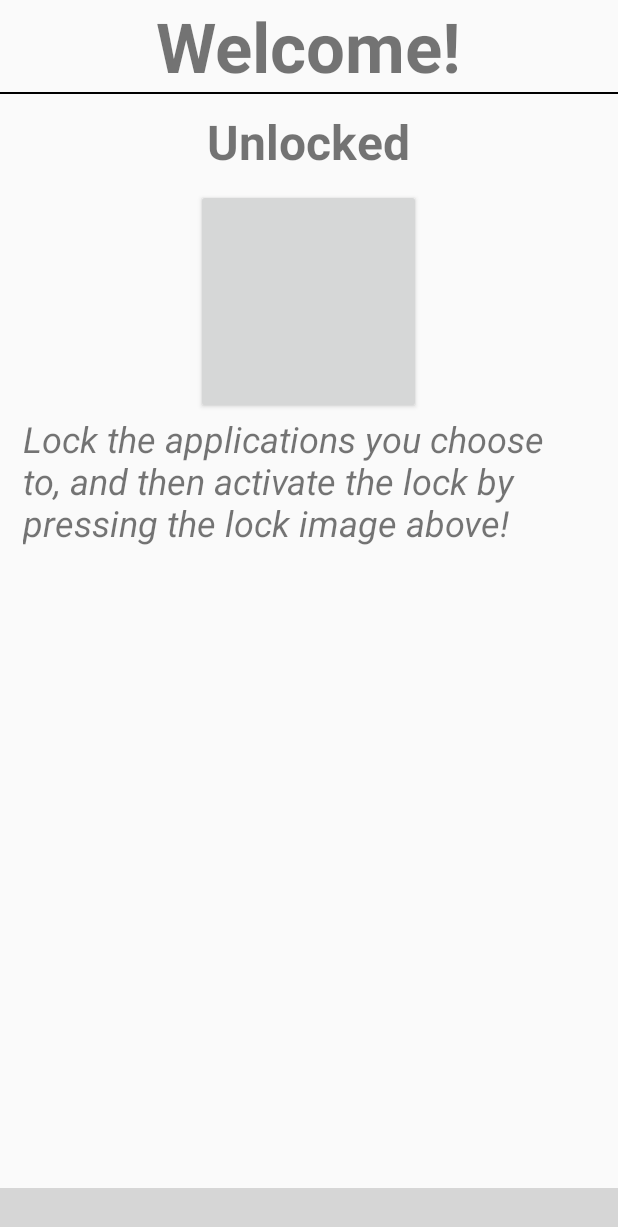
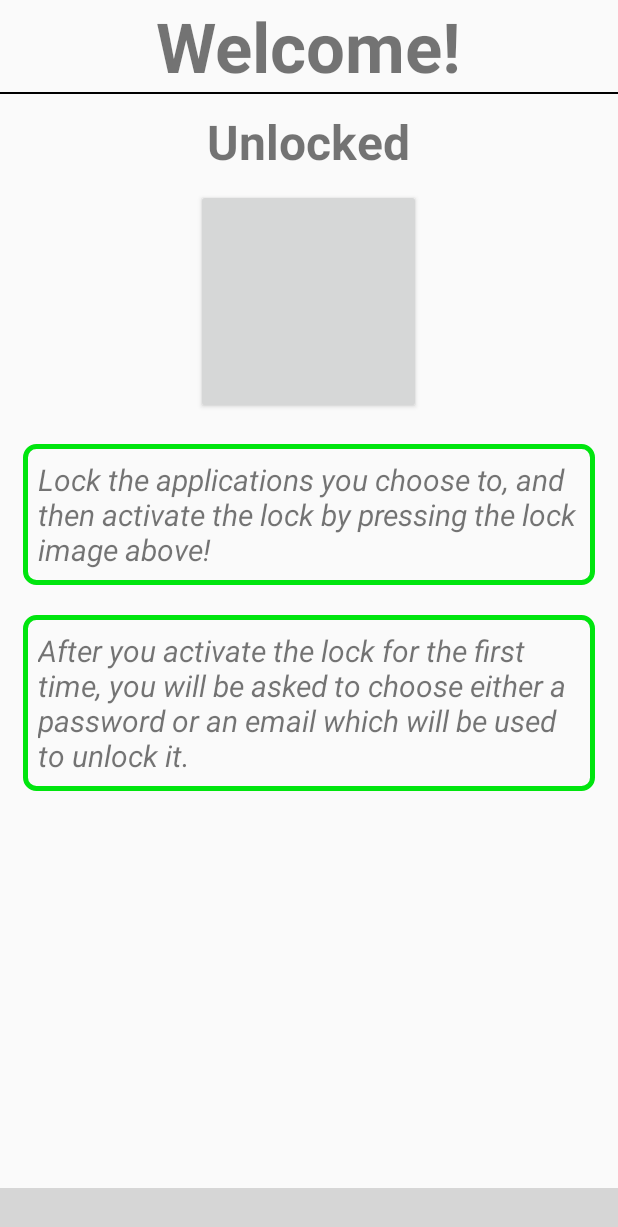
Before and after one commit to DmitryOvchinikov/SmartLock, an Android app: the screen it shows after launch (MainActivity), on a phone screen of 412 x 824 dp. Shown: the top 1227 px of the screen. Run offline under Robolectric (Android 15) with nearby library versions, the phone set to English and light mode, and no system bars; libraries missing offline, so code that uses them is left out: com.ismaeldivita.chipnavigation, net.colindodd.toggleimagebutton; plain views replace ChipNavigationBar, ToggleImageButton; 6 statements that could not run were skipped; grey boxes are pictures that could not be loaded.

Commit message:
Added fragments, SP, MyApp, HomeFragment partly done.

```diff
--- a/app/src/main/AndroidManifest.xml
+++ b/app/src/main/AndroidManifest.xml
@@ -8,14 +8,14 @@
         tools:ignore="QueryAllPackagesPermission" />
 
     <application
-        android:name=".MyApplication"
+        android:name=".custom.MyApplication"
         android:allowBackup="true"
         android:icon="@mipmap/ic_launcher"
         android:label="@string/app_name"
         android:roundIcon="@mipmap/ic_launcher_round"
         android:supportsRtl="false"
         android:theme="@style/Theme.AppCompat.Light.NoActionBar">
-        <activity android:name=".MainActivity" android:screenOrientation="portrait">
+        <activity android:name=".activities.MainActivity" android:screenOrientation="portrait">
             <intent-filter>
                 <action android:name="android.intent.action.MAIN" />
 
--- a/app/src/main/java/com/classy/smartlock/MainActivity.java
+++ /dev/null
@@ -1,139 +0,0 @@
-package com.classy.smartlock;
-
-import androidx.appcompat.app.AppCompatActivity;
-import androidx.fragment.app.Fragment;
-import androidx.recyclerview.widget.LinearLayoutManager;
-import androidx.recyclerview.widget.RecyclerView;
-
-import android.content.pm.PackageInfo;
-import android.os.Bundle;
-import android.util.Log;
-
-import com.classy.smartlock.fragments.HomeFragment;
-import com.classy.smartlock.fragments.LockedFragment;
-import com.classy.smartlock.fragments.UnlockedFragment;
-import com.ismaeldivita.chipnavigation.ChipNavigationBar;
-
-import java.util.ArrayList;
-import java.util.List;
-
-//TODO: HomeFragment: Big turn on / turn off icon (on first turn on choose password / email), remind the user (via text beneath the icon most likely) that to turn off he will need to input the password / email.
-//TODO: UnlockedFragment: recyclerview list of all the unlocked applications on the device ------ Maybe hold the list of all the applications in main and send it to lock / unlock via callbacks.
-//TODO: LockedFragment: recyclerview list of all the locked applications on the device.
-//TODO: Locked + Unlocked fragments: the option to lock/unlock an application, various sorts (alphabetical, reverse-alphabetical...), search, click on an app for information? maybe.
-//TODO: Design the recyclerview rows.
-//TODO: Implement the password / email verification (the lock-unlock mechanism).
-//TODO: Implement SharedPreferences or something similar to remember the locks.
-//TODO: Loading page?
-
-//if((app.flags & (ApplicationInfo.FLAG_UPDATED_SYSTEM_APP | ApplicationInfo.FLAG_SYSTEM)) > 0)
-//Getting only user installed applications
-
-
-public class MainActivity extends AppCompatActivity implements HomeFragment.OnSwitchFragmentListener {
-
-    private RecyclerView main_LST_list;
-
-    //NAVIGATION
-    private ChipNavigationBar main_BAR_fragments;
-
-    //DATA
-    private ArrayList<AppInfo> installedApps;
-    private ApplicationsAdapter applicationsAdapter;
-    private boolean lock_status;
-
-    @Override
-    protected void onCreate(Bundle savedInstanceState) {
-        super.onCreate(savedInstanceState);
-        setContentView(R.layout.activity_main);
-
-        findViews();
-        getSPInfo();
-        //initInstalledList();
-        initBottomBar();
-    }
-
-    private void getSPInfo() {
-        lock_status = MySharedPreferences.getInstance().getBoolean("lock_status", true);
-        Log.d("AAAT", "Initial grab from SP: " + lock_status);
-    }
-
-    private ArrayList<AppInfo> getInstalledApps(boolean getSysPackages) {
-        Log.d("AAAT", "getInstalledApps");
-        ArrayList<AppInfo> res = new ArrayList<>();
-        List<PackageInfo> packs = this.getPackageManager().getInstalledPackages(0);
-        for (int i = 0; i < packs.size(); i++) {
-            PackageInfo p = packs.get(i);
-            if ((!getSysPackages) && (p.versionName == null)) {
-                continue;
-            }
-            AppInfo newInfo = new AppInfo();
-            //Log.d("AAAT", "APP NAME: " + p.applicationInfo.loadLabel(this.getPackageManager()).toString());
-            newInfo.setAppname(p.applicationInfo.loadLabel(this.getPackageManager()).toString());
-            newInfo.setPname(p.packageName);
-            newInfo.setVersionName(p.versionName);
-            newInfo.setVersionCode(p.versionCode);
-            newInfo.setIcon(p.applicationInfo.loadIcon(this.getPackageManager()));
-            res.add(newInfo);
-        }
-        return res;
-    }
-
-    private void initInstalledList() {
-        Log.d("AAAT", "initInstalledList");
-        RecyclerView.LayoutManager layoutManager = new LinearLayoutManager(this);
-        main_LST_list.setLayoutManager(layoutManager);
-        applicationsAdapter = new ApplicationsAdapter(getInstalledApps(false), this);
-        main_LST_list.setAdapter(applicationsAdapter);
-        applicationsAdapter.notifyDataSetChanged();
-    }
-
-    // A listener for the ChipNavigationBar, switching to different fragments onClick
-    private ChipNavigationBar.OnItemSelectedListener fragmentSelectListener = new ChipNavigationBar.OnItemSelectedListener() {
-        @Override
-        public void onItemSelected(int i) {
-            Fragment fragment = null;
-            switch (i) {
-                case R.id.fragments_home:
-                    fragment = new HomeFragment();
-                    break;
-                case R.id.fragments_unlocked:
-                    fragment = new UnlockedFragment();
-                    break;
-                case R.id.fragments_locked:
-                    fragment = new LockedFragment();
-                    break;
-            }
-            getSupportFragmentManager().beginTransaction().replace(R.id.main_fragments, fragment).commit();
-        }
-    };
-
-    private void initBottomBar() {
-        main_BAR_fragments.setItemSelected(R.id.fragments_home, true);
-        getSupportFragmentManager().beginTransaction().replace(R.id.main_fragments, new HomeFragment()).commit();
-        main_BAR_fragments.setOnItemSelectedListener(fragmentSelectListener);
-    }
-
-    public boolean getLockStatus() {
-        return lock_status;
-    }
-
-    private void findViews() {
-        //main_LST_list = findViewById(R.id.main_LST_list);
-        main_BAR_fragments = findViewById(R.id.main_BAR_fragments);
-    }
-
-    // Saving the state of the lock on application pause.
-    @Override
-    protected void onPause() {
-        super.onPause();
-        //MySharedPreferences.getInstance().putBoolean("lock_status", lock_status);
-    }
-
-    @Override
-    public void onHomeFragmentSwitch(boolean status) {
-        lock_status = status;
-        Log.d("AAAT", "CALLBACK IN MAIN: lock_status: " + lock_status + " status: " + status);
-        MySharedPreferences.getInstance().putBoolean("lock_status", lock_status);
-    }
-}
--- /dev/null
+++ b/app/src/main/java/com/classy/smartlock/activities/MainActivity.java
@@ -0,0 +1,145 @@
+package com.classy.smartlock.activities;
+
+import androidx.appcompat.app.AppCompatActivity;
+import androidx.fragment.app.Fragment;
+import androidx.recyclerview.widget.RecyclerView;
+
+import android.content.pm.ApplicationInfo;
+import android.content.pm.PackageInfo;
+import android.content.pm.PackageManager;
+import android.os.Bundle;
+import android.util.Log;
+
+import com.classy.smartlock.R;
+import com.classy.smartlock.adapters.ApplicationsAdapter;
+import com.classy.smartlock.custom.MySharedPreferences;
+import com.classy.smartlock.data.AppInfo;
+import com.classy.smartlock.fragments.HomeFragment;
+import com.classy.smartlock.fragments.LockedFragment;
+import com.classy.smartlock.fragments.UnlockedFragment;
+import com.ismaeldivita.chipnavigation.ChipNavigationBar;
+
+import java.util.ArrayList;
+import java.util.List;
+
+//TODO: HomeFragment: remind the user (via text beneath the icon most likely) that to turn off he will need to input the password / email.
+//TODO: UnlockedFragment: recyclerview list of all the unlocked applications on the device ------ Maybe hold the list of all the applications in main and send it to lock / unlock via callbacks.
+//TODO: LockedFragment: recyclerview list of all the locked applications on the device.
+//TODO: Locked + Unlocked fragments: the option to lock/unlock an application, various sorts (alphabetical, reverse-alphabetical...), search, click on an app for information? maybe.
+//TODO: Implement the password / email verification (the lock-unlock mechanism).
+//TODO: Loading page?
+
+//if((app.flags & (ApplicationInfo.FLAG_UPDATED_SYSTEM_APP | ApplicationInfo.FLAG_SYSTEM)) > 0)
+//Getting only user installed applications
+
+
+public class MainActivity extends AppCompatActivity implements HomeFragment.OnSwitchFragmentListener {
+
+    private RecyclerView main_LST_list;
+
+    //NAVIGATION
+    private ChipNavigationBar main_BAR_fragments;
+
+    //DATA
+    private ArrayList<AppInfo> installedApps;
+    private ApplicationsAdapter applicationsAdapter;
+    private boolean lock_status;
+
+    @Override
+    protected void onCreate(Bundle savedInstanceState) {
+        super.onCreate(savedInstanceState);
+        setContentView(R.layout.activity_main);
+
+        findViews();
+        getSPInfo();
+        //initInstalledList();
+        installedApps = getInstalledApps(false);
+        initBottomBar();
+    }
+
+    private void getSPInfo() {
+        lock_status = MySharedPreferences.getInstance().getBoolean("lock_status", true);
+        Log.d("AAAT", "Initial grab from SP: " + lock_status);
+    }
+
+    private ArrayList<AppInfo> getInstalledApps(boolean getSysPackages) {
+        int flags = PackageManager.GET_META_DATA | PackageManager.GET_SHARED_LIBRARY_FILES | PackageManager.GET_UNINSTALLED_PACKAGES;
+        Log.d("AAAT", "getInstalledApps");
+        ArrayList<AppInfo> res = new ArrayList<>();
+        List<PackageInfo> packs = this.getPackageManager().getInstalledPackages(flags);
+        for (int i = 0; i < packs.size(); i++) {
+            PackageInfo p = packs.get(i);
+            if ((!getSysPackages) && (p.versionName == null)) {
+                continue;
+            }
+            if (isSystemPackage(p)) {
+                continue;
+            }
+            AppInfo newInfo = new AppInfo();
+            newInfo.setAppname(p.applicationInfo.loadLabel(this.getPackageManager()).toString());
+            newInfo.setPname(p.packageName);
+            newInfo.setVersionName(p.versionName);
+            newInfo.setVersionCode(p.versionCode);
+            newInfo.setIcon(p.applicationInfo.loadIcon(this.getPackageManager()));
+            res.add(newInfo);
+        }
+        return res;
+    }
+
+    private boolean isSystemPackage(PackageInfo packageInfo) {
+        return ((packageInfo.applicationInfo.flags & ApplicationInfo.FLAG_SYSTEM) != 0);
+    }
+
+        // A listener for the ChipNavigationBar, switching to different fragments onClick
+        private ChipNavigationBar.OnItemSelectedListener fragmentSelectListener = new ChipNavigationBar.OnItemSelectedListener() {
+            @Override
+            public void onItemSelected(int i) {
+                Fragment fragment = null;
+                switch (i) {
+                    case R.id.fragments_home:
+                        fragment = new HomeFragment();
+                        break;
+                    case R.id.fragments_unlocked:
+                        fragment = new UnlockedFragment();
+                        break;
+                    case R.id.fragments_locked:
+                        fragment = new LockedFragment();
+                        break;
+                }
+                getSupportFragmentManager().beginTransaction().replace(R.id.main_fragments, fragment).commit();
+            }
+        };
+
+        private void initBottomBar () {
+            main_BAR_fragments.setItemSelected(R.id.fragments_home, true);
+            getSupportFragmentManager().beginTransaction().replace(R.id.main_fragments, new HomeFragment()).commit();
+            main_BAR_fragments.setOnItemSelectedListener(fragmentSelectListener);
+        }
+
+        public boolean getLockStatus () {
+            return lock_status;
+        }
+
+        public ArrayList<AppInfo> getInstalledApps () {
+            return installedApps;
+        }
+
+        private void findViews () {
+            //main_LST_list = findViewById(R.id.main_LST_list);
+            main_BAR_fragments = findViewById(R.id.main_BAR_fragments);
+        }
+
+        // Saving the state of the lock on application pause.
+        @Override
+        protected void onPause () {
+            super.onPause();
+            //MySharedPreferences.getInstance().putBoolean("lock_status", lock_status);
+        }
+
+        @Override
+        public void onHomeFragmentSwitch ( boolean status){
+            lock_status = status;
+            Log.d("AAAT", "CALLBACK IN MAIN: lock_status: " + lock_status + " status: " + status);
+            MySharedPreferences.getInstance().putBoolean("lock_status", lock_status);
+        }
+    }
--- a/app/src/main/java/com/classy/smartlock/MyApplication.java
+++ b/app/src/main/java/com/classy/smartlock/custom/MyApplication.java
@@ -1,6 +1,8 @@
-package com.classy.smartlock;
+package com.classy.smartlock.custom;
 
 import android.app.Application;
+
+import com.classy.smartlock.custom.MySharedPreferences;
 
 public class MyApplication extends Application {
 
--- a/app/src/main/java/com/classy/smartlock/MySharedPreferences.java
+++ b/app/src/main/java/com/classy/smartlock/custom/MySharedPreferences.java
@@ -1,4 +1,4 @@
-package com.classy.smartlock;
+package com.classy.smartlock.custom;
 
 import android.content.SharedPreferences;
 import android.content.Context;
--- a/app/src/main/java/com/classy/smartlock/AppInfo.java
+++ b/app/src/main/java/com/classy/smartlock/data/AppInfo.java
@@ -1,8 +1,10 @@
-package com.classy.smartlock;
+package com.classy.smartlock.data;
 
 import android.graphics.drawable.Drawable;
 
-public class AppInfo {
+import java.io.Serializable;
+
+public class AppInfo implements Serializable {
 
     private String appname = "";
     private String pname = "";
--- a/app/src/main/java/com/classy/smartlock/fragments/HomeFragment.java
+++ b/app/src/main/java/com/classy/smartlock/fragments/HomeFragment.java
@@ -13,15 +13,14 @@ import androidx.annotation.Nullable;
 import androidx.core.content.ContextCompat;
 import androidx.fragment.app.Fragment;
 
-import com.classy.smartlock.MainActivity;
-import com.classy.smartlock.MySharedPreferences;
+import com.classy.smartlock.custom.MySharedPreferences;
 import com.classy.smartlock.R;
 
 import net.colindodd.toggleimagebutton.ToggleImageButton;
 
 public class HomeFragment extends Fragment {
 
-    //TODO: text switches from on to off, dialogue when its the first use
+    //TODO: dialogue when its the first use
 
     //Callback
     OnSwitchFragmentListener callback;
@@ -29,6 +28,7 @@ public class HomeFragment extends Fragment {
     private ToggleImageButton home_BTN_activate;
     private TextView home_TXT_state;
     private TextView home_TXT_instructions;
+    private TextView home_TXT_help;
 
     private boolean lock_status;
 
@@ -53,9 +53,13 @@ public class HomeFragment extends Fragment {
         if (lock_status) {
             home_BTN_activate.setChecked(true);
             home_TXT_state.setText(R.string.home_fragment_locked);
+            home_TXT_instructions.setBackground(ContextCompat.getDrawable(getContext(), R.drawable.rectangle_drawable_red));
+            home_TXT_help.setBackground(ContextCompat.getDrawable(getContext(), R.drawable.rectangle_drawable_red));
         } else {
             home_BTN_activate.setChecked(false);
             home_TXT_state.setText(R.string.home_fragment_unlocked);
+            home_TXT_instructions.setBackground(ContextCompat.getDrawable(getContext(), R.drawable.rectangle_drawable_green));
+            home_TXT_help.setBackground(ContextCompat.getDrawable(getContext(), R.drawable.rectangle_drawable_green));
         }
     }
 
@@ -74,9 +78,11 @@ public class HomeFragment extends Fragment {
             if (lock_status) {
                 home_TXT_state.setText(R.string.home_fragment_locked);
                 home_TXT_instructions.setBackground(ContextCompat.getDrawable(getContext(), R.drawable.rectangle_drawable_red));
+                home_TXT_help.setBackground(ContextCompat.getDrawable(getContext(), R.drawable.rectangle_drawable_red));
             } else {
                 home_TXT_state.setText(R.string.home_fragment_unlocked);
                 home_TXT_instructions.setBackground(ContextCompat.getDrawable(getContext(), R.drawable.rectangle_drawable_green));
+                home_TXT_help.setBackground(ContextCompat.getDrawable(getContext(), R.drawable.rectangle_drawable_green));
             }
             Log.d("AAAT", "New Status Value: " + lock_status);
             MySharedPreferences.getInstance().putBoolean("lock_status", lock_status);
@@ -87,6 +93,7 @@ public class HomeFragment extends Fragment {
         home_BTN_activate = view.findViewById(R.id.home_BTN_activate);
         home_TXT_state = view.findViewById(R.id.home_TXT_state);
         home_TXT_instructions = view.findViewById(R.id.home_TXT_instructions);
+        home_TXT_help = view.findViewById(R.id.home_TXT_help);
     }
 
     public void setOnSwitchFragmentListener(HomeFragment.OnSwitchFragmentListener callback) {
--- a/app/src/main/java/com/classy/smartlock/RunningAppsService.java
+++ b/app/src/main/java/com/classy/smartlock/services/RunningAppsService.java
@@ -1,4 +1,4 @@
-package com.classy.smartlock;
+package com.classy.smartlock.services;
 
 import android.app.Service;
 import android.content.Intent;
--- a/app/src/main/res/drawable-hdpi/rectangle_drawable_green.xml
+++ b/app/src/main/res/drawable-hdpi/rectangle_drawable_green.xml
@@ -6,10 +6,10 @@
         android:width="3dp"
         android:color="#00E50E"/>
     <padding
-        android:bottom="5dp"
-        android:left="5dp"
-        android:right="5dp"
-        android:top="5dp"/>
+        android:bottom="10dp"
+        android:left="10dp"
+        android:right="10dp"
+        android:top="10dp"/>
     <corners
         android:bottomLeftRadius="7dp"
         android:bottomRightRadius="7dp"
--- a/app/src/main/res/drawable/rectangle_drawable_red.xml
+++ b/app/src/main/res/drawable/rectangle_drawable_red.xml
@@ -6,10 +6,10 @@
         android:width="3dp"
         android:color="#E50300"/>
     <padding
-        android:bottom="5dp"
-        android:left="5dp"
-        android:right="5dp"
-        android:top="5dp"/>
+        android:bottom="10dp"
+        android:left="10dp"
+        android:right="10dp"
+        android:top="10dp"/>
     <corners
         android:bottomLeftRadius="7dp"
         android:bottomRightRadius="7dp"
--- a/app/src/main/res/layout/activity_main.xml
+++ b/app/src/main/res/layout/activity_main.xml
@@ -5,7 +5,7 @@
     android:layout_width="match_parent"
     android:layout_height="match_parent"
     android:orientation="vertical"
-    tools:context=".MainActivity">
+    tools:context=".activities.MainActivity">
 
         <FrameLayout
             android:id="@+id/main_fragments"
--- a/app/src/main/res/layout/applications_row.xml
+++ b/app/src/main/res/layout/applications_row.xml
@@ -7,6 +7,7 @@
     android:padding="10dp">
 
     <LinearLayout
+        android:id="@+id/row_layout"
         android:layout_width="match_parent"
         android:layout_height="wrap_content"
         android:orientation="horizontal">
--- a/app/src/main/res/layout/fragment_home.xml
+++ b/app/src/main/res/layout/fragment_home.xml
@@ -48,11 +48,23 @@
         android:id="@+id/home_TXT_instructions"
         android:layout_width="wrap_content"
         android:layout_height="wrap_content"
-        android:textSize="24sp"
+        android:textSize="20sp"
         android:text="@string/home_fragment_instructions"
         android:layout_marginStart="15dp"
         android:layout_marginEnd="15dp"
         android:textStyle="italic"
+        android:layout_marginTop="20dp"
+        />
+    <TextView
+        android:id="@+id/home_TXT_help"
+        android:layout_width="wrap_content"
+        android:layout_height="wrap_content"
+        android:textSize="20sp"
+        android:text="@string/home_fragment_help"
+        android:layout_marginStart="15dp"
+        android:layout_marginEnd="15dp"
+        android:textStyle="italic"
+        android:layout_marginTop="20dp"
         />
 
 
--- a/app/src/main/res/values/strings.xml
+++ b/app/src/main/res/values/strings.xml
@@ -13,4 +13,7 @@
     <string name="home_fragment_unlocked">Unlocked</string>
     <string name="home_fragment_title">Welcome!</string>
     <string name="home_fragment_instructions">Lock the applications you choose to, and then activate the lock by pressing the lock image above!</string>
+    <string name="home_fragment_help">After you activate the lock for the first time, you will be asked to choose either a password or an email which will be used to unlock it.</string>
+    <string name="unlocked_fragment_title">Unlocked Apps</string>
+    <string name="locked_fragment_title">Locked Apps</string>
 </resources>
```
Also changed, not shown: app/src/main/java/com/classy/smartlock/adapters/ApplicationsAdapter.java (renamed from app/src/main/java/com/classy/smartlock/ApplicationsAdapter.java, +19 -5 lines), app/src/main/java/com/classy/smartlock/fragments/LockedFragment.java (+20 -0 lines), app/src/main/java/com/classy/smartlock/fragments/UnlockedFragment.java (+24 -3 lines), app/src/main/res/layout/fragment_locked.xml (+23 -3 lines), app/src/main/res/layout/fragment_unlocked.xml (+23 -3 lines).
